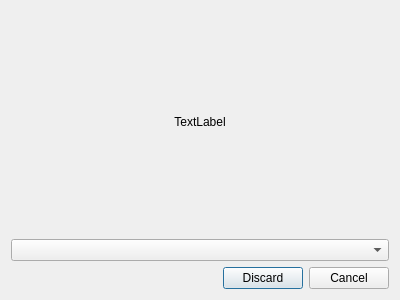
Old version of the form src/db/dispositionItemsDialog.ui in the repository neuroethology/bento.
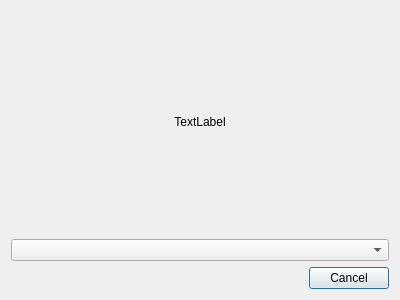
New version of the form.

```diff
--- a/src/db/dispositionItemsDialog.ui
+++ b/src/db/dispositionItemsDialog.ui
@@ -33,7 +33,10 @@
       <enum>Qt::Horizontal</enum>
      </property>
      <property name="standardButtons">
-      <set>QDialogButtonBox::Cancel|QDialogButtonBox::Discard</set>
+      <set>QDialogButtonBox::Cancel</set>
+     </property>
+     <property name="centerButtons">
+      <bool>false</bool>
      </property>
     </widget>
    </item>
```
Left out of the diff: 3 changed lines with no effect on the pictures.
